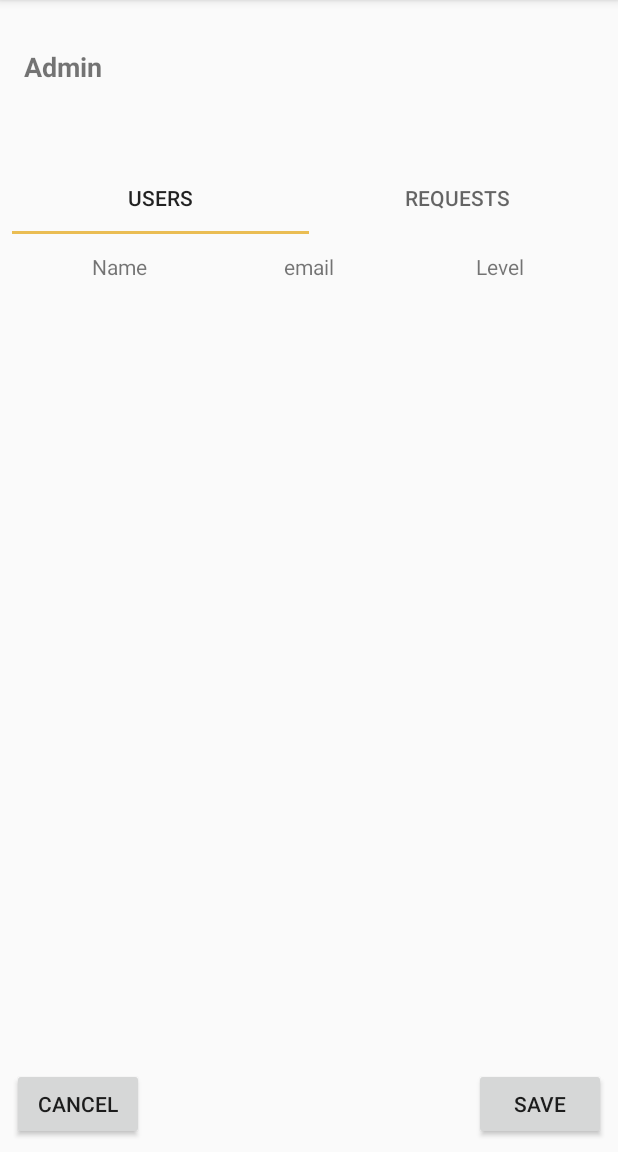
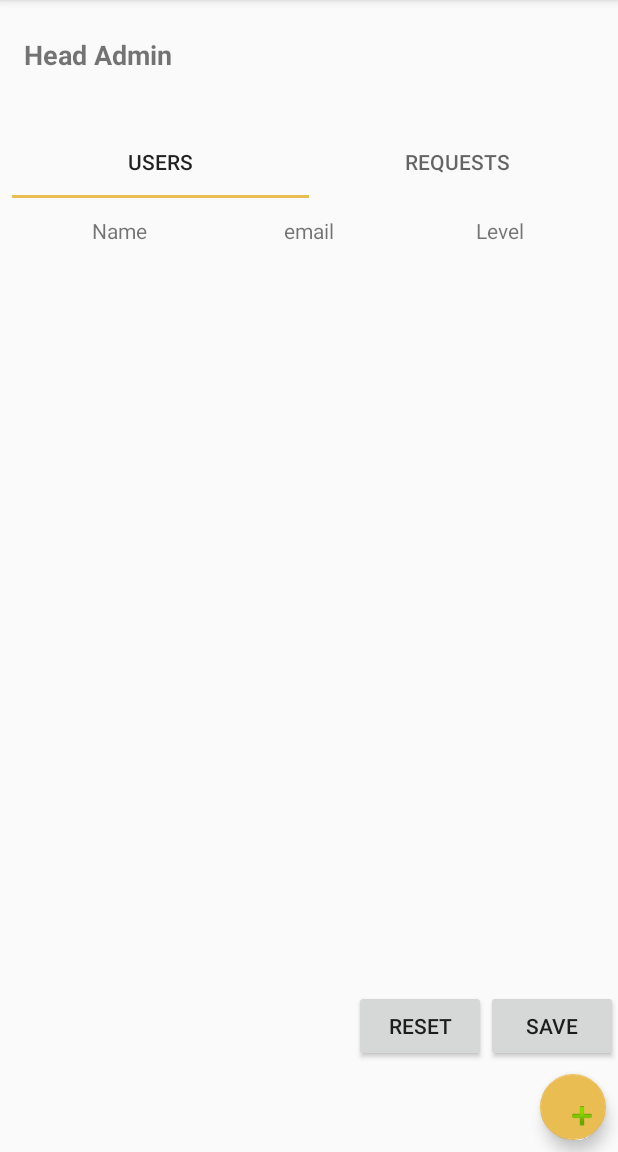
Before and after one commit to EddieF87/Softball-Statkeeper, an Android app: the SettingsActivity screen opened directly, with no data from a screen before it, on a phone screen of 412 x 824 dp, the part 84-1236 px from its top. Run offline under Robolectric (Android 15) with nearby library versions, the phone set to English and light mode, and no system bars; our stand-ins replace Firebase (no records; nobody signed in at launch, a user with empty details on screens opened directly); 2 statements that could not run were skipped.

Commit message:
J/K still working on SettingsActivity

```diff
--- a/app/src/main/AndroidManifest.xml
+++ b/app/src/main/AndroidManifest.xml
@@ -72,13 +72,14 @@
             android:name=".activities.PlayerManagerActivity"
             android:screenOrientation="portrait" />
 
+        <activity android:name=".activities.SettingsActivity"
+            android:windowSoftInputMode="stateHidden|adjustResize" />
+
         <provider
             android:name=".data.StatsProvider"
             android:authorities="com.example.android.scorekeepdraft1"
             android:exported="false" />
 
-        <activity android:name=".activities.SettingsActivity" />
-        <activity android:name=".activities.SettingsActivityPager"></activity>
     </application>
 
 </manifest>
--- a/app/src/main/java/com/example/android/scorekeepdraft1/activities/SettingsActivity.java
+++ b/app/src/main/java/com/example/android/scorekeepdraft1/activities/SettingsActivity.java
@@ -1,7 +1,9 @@
 package com.example.android.scorekeepdraft1.activities;
 
+import android.content.Context;
 import android.content.Intent;
 import android.support.annotation.NonNull;
+import android.support.design.widget.FloatingActionButton;
 import android.support.design.widget.TabLayout;
 import android.support.v4.app.Fragment;
 import android.support.v4.app.FragmentManager;
@@ -9,15 +11,20 @@ import android.support.v4.app.FragmentPagerAdapter;
 import android.support.v4.view.ViewPager;
 import android.support.v7.app.AppCompatActivity;
 import android.os.Bundle;
+import android.support.v7.widget.LinearLayoutManager;
+import android.support.v7.widget.RecyclerView;
 import android.util.Log;
 import android.view.View;
-import android.view.ViewGroup;
+import android.view.inputmethod.InputMethodManager;
+import android.widget.Button;
+import android.widget.EditText;
 import android.widget.ProgressBar;
 import android.widget.TextView;
 import android.widget.Toast;
 
 import com.example.android.scorekeepdraft1.MyApp;
 import com.example.android.scorekeepdraft1.R;
+import com.example.android.scorekeepdraft1.adapters_listeners_etc.MainPageAdapter;
 import com.example.android.scorekeepdraft1.fragments.UserFragment;
 import com.example.android.scorekeepdraft1.objects.MainPageSelection;
 import com.example.android.scorekeepdraft1.objects.StatKeepUser;
@@ -28,6 +35,7 @@ import com.google.firebase.auth.FirebaseUser;
 import com.google.firebase.firestore.DocumentSnapshot;
 import com.google.firebase.firestore.FirebaseFirestore;
 import com.google.firebase.firestore.QuerySnapshot;
+import com.google.firebase.firestore.SetOptions;
 
 import java.util.ArrayList;
 import java.util.HashMap;
@@ -45,6 +53,7 @@ public class SettingsActivity extends AppCompatActivity implements UserFragment.
     private static final String SAVED_MAP = "map";
     private static final String SAVED_USERLIST = "userlist";
     private static final String SAVED_REQUESTLIST = "requestlist";
+    private static final String SAVED_CREATOR = "creator";
 
     private static final int REMOVE_USER = 0;
     private static final int ACCESS_REQUEST = 1;
@@ -53,9 +62,10 @@ public class SettingsActivity extends AppCompatActivity implements UserFragment.
     private static final int ADMIN = 4;
     private static final int CREATOR = 5;
 
-    private List<StatKeepUser> mUserList;
-    private List<StatKeepUser> mRequestList;
+    private ArrayList<StatKeepUser> mUserList;
+    private ArrayList<StatKeepUser> mRequestList;
     private HashMap<String, Integer> levelChanges;
+    private StatKeepUser creator;
 
     private UserFragment userFragment;
     private UserFragment requestFragment;
@@ -63,6 +73,8 @@ public class SettingsActivity extends AppCompatActivity implements UserFragment.
     private ProgressBar mProgressBar;
     private String leagueID;
 
+    private EditText addUserText;
+    private FirebaseFirestore firestore;
 
     @Override
     protected void onCreate(Bundle savedInstanceState) {
@@ -82,21 +94,46 @@ public class SettingsActivity extends AppCompatActivity implements UserFragment.
 
         MainPageSelection mainPageSelection = myApp.getCurrentSelection();
         leagueID = mainPageSelection.getId();
-        String myTeamName = mainPageSelection.getName();
+
+        //todo
         FirebaseUser currentUser = mAuth.getCurrentUser();
-        String userID = currentUser.getUid();
+        firestore = FirebaseFirestore.getInstance();
+        String userID = currentUser.getEmail();
 
         mViewPager = findViewById(R.id.user_view_pager);
-//        mProgressBar = findViewById(R.id.progressBar2);
-//        mViewPager.setVisibility(View.GONE);
-//        mProgressBar.setVisibility(View.VISIBLE);
+        mProgressBar = findViewById(R.id.progressBar2);
+
+        addUserText = findViewById(R.id.add_player_text);
+        final Button submitUserBtn = findViewById(R.id.add_player_submit);
+        submitUserBtn.setOnClickListener(new View.OnClickListener() {
+            @Override
+            public void onClick(View view) {
+                addUser();
+            }
+        });
+
+        final FloatingActionButton startAdderBtn = findViewById(R.id.btn_start_adder);
+        startAdderBtn.setOnClickListener(new View.OnClickListener() {
+            @Override
+            public void onClick(View view) {
+                startAdderBtn.setVisibility(View.GONE);
+                addUserText.setVisibility(View.VISIBLE);
+                submitUserBtn.setVisibility(View.VISIBLE);
+            }
+        });
 
         if (savedInstanceState != null) {
             levelChanges = (HashMap<String, Integer>) savedInstanceState.getSerializable(SAVED_MAP);
+            mUserList = savedInstanceState.getParcelableArrayList(SAVED_USERLIST);
+            mRequestList = savedInstanceState.getParcelableArrayList(SAVED_REQUESTLIST);
+            creator = savedInstanceState.getParcelable(SAVED_CREATOR);
+            setCreator(creator);
+            createPager();
             return;
         }
-        Log.d(TAG, "hoppy firestore getinstance");
-        final FirebaseFirestore firestore = FirebaseFirestore.getInstance();
+
+        mViewPager.setVisibility(View.GONE);
+        mProgressBar.setVisibility(View.VISIBLE);
 
         Log.d(TAG, "hoppy begin firestore creator retrieval!");
         firestore.collection(LEAGUE_COLLECTION).document(leagueID).collection(USERS)
@@ -117,10 +154,8 @@ public class SettingsActivity extends AppCompatActivity implements UserFragment.
                                 int level = statKeepUser.getLevel();
                                 switch (level) {
                                     case CREATOR:
-                                        TextView nameView = findViewById(R.id.admin_name_view);
-                                        TextView emailView = findViewById(R.id.admin_email_view);
-                                        nameView.setText(statKeepUser.getName());
-                                        emailView.setText(statKeepUser.getEmail());
+                                        creator = statKeepUser;
+                                        setCreator(statKeepUser);
                                         break;
                                     case ACCESS_REQUEST:
                                         mRequestList.add(statKeepUser);
@@ -135,50 +170,53 @@ public class SettingsActivity extends AppCompatActivity implements UserFragment.
                         }
                     }
                 });
+    }
 
-//        Log.d(TAG, "hoppy begin firestore users retrieval!");
-//        firestore.collection(LEAGUE_COLLECTION).document(leagueID).collection(USERS)
-//                .whereGreaterThanOrEqualTo("level", VIEW_ONLY)
-//                .whereLessThanOrEqualTo("level", ADMIN)
-//                .get()
-//                .addOnCompleteListener(new OnCompleteListener<QuerySnapshot>() {
-//                    @Override
-//                    public void onComplete(@NonNull Task<QuerySnapshot> task) {
-//                        if (task.isSuccessful()) {
-//                            Log.d(TAG, "hoppy users retrieval completed");
-//                            mUserList = new ArrayList<>();
-//                            for (DocumentSnapshot document : task.getResult()) {
-//                                StatKeepUser statKeepUser = document.toObject(StatKeepUser.class);
-//                                statKeepUser.setId(document.getId());
-//                                mUserList.add(statKeepUser);
-//                            }
-//
-//                            Log.d(TAG, "hoppy begin firestore requests retrieval!");
-//                            firestore.collection(LEAGUE_COLLECTION).document(leagueID).collection(USERS)
-//                                    .whereEqualTo("level", ACCESS_REQUEST)
-//                                    .get()
-//                                    .addOnCompleteListener(new OnCompleteListener<QuerySnapshot>() {
-//                                        @Override
-//                                        public void onComplete(@NonNull Task<QuerySnapshot> task) {
-//                                            if (task.isSuccessful()) {
-//                                                Log.d(TAG, "hoppy requests retrieval completed");
-//                                                mRequestList = new ArrayList<>();
-//                                                for (DocumentSnapshot document : task.getResult()) {
-//                                                    StatKeepUser statKeepUser = document.toObject(StatKeepUser.class);
-//                                                    statKeepUser.setId(document.getId());
-//                                                    mRequestList.add(statKeepUser);
-//                                                }
-//                                                createPager();
-//                                            } else {
-//                                                Log.d(TAG, "Error getting documents: ", task.getException());
-//                                            }
-//                                        }
-//                                    });
-//                        } else {
-//                            Log.d(TAG, "Error getting documents: ", task.getException());
-//                        }
-//                    }
-//                });
+    public void addUser() {
+        InputMethodManager inputManager = (InputMethodManager)
+                this.getSystemService(Context.INPUT_METHOD_SERVICE);
+
+        inputManager.hideSoftInputFromWindow(this.getCurrentFocus().getWindowToken(),
+                InputMethodManager.HIDE_NOT_ALWAYS);
+
+        final String userEmail = addUserText.getText().toString();
+        firestore.collection(USERS).whereEqualTo("email", userEmail)
+                .get().addOnCompleteListener(new OnCompleteListener<QuerySnapshot>() {
+            @Override
+            public void onComplete(@NonNull Task<QuerySnapshot> task) {
+                if (task.isSuccessful()) {
+                    List<DocumentSnapshot> documentSnapshots = task.getResult().getDocuments();
+                    if (!documentSnapshots.isEmpty()){
+                        DocumentSnapshot documentSnapshot = documentSnapshots.get(0);
+                        String userID = documentSnapshot.getId();
+                        //todo level
+                        int level = 3;
+
+                        Map<String, Object> data = new HashMap<>();
+                        data.put("email", userEmail);
+                        data.put("name", null);
+                        data.put("level", level);
+                        firestore.collection(LEAGUE_COLLECTION).document(leagueID)
+                                .collection(USERS).document(userID).set(data);
+
+                        Map<String, Integer> data2 = new HashMap<>();
+                        data2.put(userID, level);
+                        firestore.collection(LEAGUE_COLLECTION).document(leagueID)
+                                .set(data2, SetOptions.merge());
+                    }
+                } else {
+                    Log.d(TAG, "Error getting documents: ", task.getException());
+                }
+            }
+        });
+        addUserText.setText("");
+    }
+
+    private void setCreator(StatKeepUser statKeepUser) {
+        TextView nameView = findViewById(R.id.admin_name_view);
+        TextView emailView = findViewById(R.id.admin_email_view);
+        nameView.setText(statKeepUser.getName());
+        emailView.setText(statKeepUser.getEmail());
     }
 
     private void createPager() {
@@ -217,8 +255,8 @@ public class SettingsActivity extends AppCompatActivity implements UserFragment.
             }
         });
 
-//        mProgressBar.setVisibility(View.GONE);
-//        mViewPager.setVisibility(View.VISIBLE);
+        mProgressBar.setVisibility(View.GONE);
+        mViewPager.setVisibility(View.VISIBLE);
         TabLayout tabLayout = findViewById(R.id.league_tab_layout);
         tabLayout.setupWithViewPager(mViewPager);
     }
@@ -228,7 +266,6 @@ public class SettingsActivity extends AppCompatActivity implements UserFragment.
         if (levelChanges == null) {
             return;
         }
-        FirebaseFirestore firestore = FirebaseFirestore.getInstance();
         for (Map.Entry<String, Integer> entry : levelChanges.entrySet()) {
             String id = entry.getKey();
             int level = entry.getValue();
@@ -244,6 +281,7 @@ public class SettingsActivity extends AppCompatActivity implements UserFragment.
     }
 
     public void resetChanges(View v) {
+
         if (levelChanges == null) {
             return;
         }
@@ -271,5 +309,8 @@ public class SettingsActivity extends AppCompatActivity implements UserFragment.
         if (levelChanges != null) {
             outState.putSerializable(SAVED_MAP, levelChanges);
         }
+        outState.putParcelableArrayList(SAVED_USERLIST, mUserList);
+        outState.putParcelableArrayList(SAVED_REQUESTLIST, mRequestList);
+        outState.putParcelable(SAVED_CREATOR, creator);
     }
 }
--- a/app/src/main/java/com/example/android/scorekeepdraft1/fragments/UserFragment.java
+++ b/app/src/main/java/com/example/android/scorekeepdraft1/fragments/UserFragment.java
@@ -47,6 +47,7 @@ public class UserFragment extends Fragment {
         super.onCreate(savedInstanceState);
         Log.d(TAG, "hoppy userfragment created");
 
+        setRetainInstance(true);
         if (getArguments() != null) {
             List<StatKeepUser> users = getArguments().getParcelableArrayList(ARG_LIST);
             mUserList = cloneList(users);
--- a/app/src/main/res/layout/activity_settings.xml
+++ b/app/src/main/res/layout/activity_settings.xml
@@ -24,7 +24,7 @@
             android:layout_height="wrap_content"
             android:layout_weight="1"
             android:gravity="center"
-            android:textSize="14sp"/>
+            android:textSize="14sp" />
 
         <TextView
             android:id="@+id/admin_email_view"
@@ -41,8 +41,8 @@
         android:layout_width="wrap_content"
         android:layout_height="wrap_content"
         android:layout_marginStart="8dp"
-        android:layout_marginTop="32dp"
-        android:text="Admin"
+        android:layout_marginTop="24dp"
+        android:text="Head Admin"
         android:textSize="18sp"
         android:textStyle="bold"
         app:layout_constraintStart_toStartOf="@+id/admin_details"
@@ -53,10 +53,10 @@
         layout="@layout/activity_manager_pager"
         android:layout_width="0dp"
         android:layout_height="0dp"
-        android:layout_marginBottom="32dp"
+        android:layout_marginBottom="8dp"
         android:layout_marginEnd="8dp"
         android:layout_marginStart="8dp"
-        android:layout_marginTop="32dp"
+        android:layout_marginTop="16dp"
         app:layout_constraintBottom_toTopOf="@id/btn_save_changes"
         app:layout_constraintEnd_toEndOf="parent"
         app:layout_constraintStart_toStartOf="parent"
@@ -67,22 +67,19 @@
         android:id="@+id/btn_save_changes"
         android:layout_width="wrap_content"
         android:layout_height="wrap_content"
-        android:layout_marginBottom="8dp"
-        android:layout_marginEnd="8dp"
+        android:onClick="saveChanges"
         android:text="Save"
-        app:layout_constraintBottom_toBottomOf="parent"
-        app:layout_constraintEnd_toEndOf="parent"
-        android:onClick="saveChanges"/>
+        app:layout_constraintBottom_toTopOf="@+id/user_adder"
+        app:layout_constraintEnd_toEndOf="parent" />
 
     <Button
-        android:id="@+id/btn_cancel"
+        android:id="@+id/btn_reset"
         android:layout_width="wrap_content"
         android:layout_height="wrap_content"
-        android:layout_marginStart="8dp"
-        android:text="@string/cancel"
-        app:layout_constraintStart_toStartOf="parent"
-        app:layout_constraintTop_toTopOf="@+id/btn_save_changes"
-        android:onClick="resetChanges"/>
+        android:onClick="resetChanges"
+        android:text="@string/reset"
+        app:layout_constraintEnd_toStartOf="@+id/btn_save_changes"
+        app:layout_constraintTop_toTopOf="@+id/btn_save_changes" />
 
     <ProgressBar
         android:id="@+id/progressBar2"
@@ -93,10 +90,51 @@
         android:layout_marginEnd="8dp"
         android:layout_marginStart="8dp"
         android:layout_marginTop="8dp"
+        android:visibility="gone"
         app:layout_constraintBottom_toTopOf="@+id/btn_save_changes"
         app:layout_constraintEnd_toEndOf="parent"
         app:layout_constraintStart_toStartOf="parent"
-        app:layout_constraintTop_toBottomOf="@+id/admin_details"
-        android:visibility="gone"/>
+        app:layout_constraintTop_toBottomOf="@+id/admin_details" />
+
+
+    <LinearLayout
+        android:id="@+id/user_adder"
+        android:layout_width="0dp"
+        android:layout_height="wrap_content"
+        android:orientation="horizontal"
+        android:gravity="end"
+        android:layout_marginTop="16dp"
+        app:layout_constraintBottom_toBottomOf="parent"
+        app:layout_constraintEnd_toEndOf="parent"
+        app:layout_constraintStart_toStartOf="parent">
+
+        <EditText
+            android:id="@+id/add_player_text"
+            android:layout_width="0dp"
+            android:layout_height="match_parent"
+            android:layout_gravity="center"
+            android:layout_weight="2"
+            android:hint="@string/add_email"
+            android:inputType="text"
+            android:maxLines="1"
+            android:textSize="30sp"
+            android:textStyle="bold"
+            android:visibility="gone"/>
+
+        <Button
+            android:id="@+id/add_player_submit"
+            android:layout_width="0dp"
+            android:layout_height="match_parent"
+            android:layout_weight="1"
+            android:text="@string/add"
+            android:visibility="gone"/>
+
+        <android.support.design.widget.FloatingActionButton
+            android:id="@+id/btn_start_adder"
+            style="@style/FloatingActionButtonStyle"
+            android:layout_margin="8dp"
+            />
+
+    </LinearLayout>
 
 </android.support.constraint.ConstraintLayout>
--- a/app/src/main/res/values/strings.xml
+++ b/app/src/main/res/values/strings.xml
@@ -113,4 +113,7 @@
     <string name="empty_avg">---</string>
     <string name="settings">Settings</string>
     <string name="email">email</string>
+    <string name="reset">Reset</string>
+    <string name="add_user">Add User</string>
+    <string name="add_email">Add email</string>
 </resources>
```
Also changed, not shown: app/src/main/java/com/example/android/scorekeepdraft1/activities/MainActivity.java (+20 -8 lines), app/src/main/java/com/example/android/scorekeepdraft1/adapters_listeners_etc/UserListAdapter.java (+2 -10 lines), app/src/main/res/layout/item_user.xml (+9 -11 lines).
